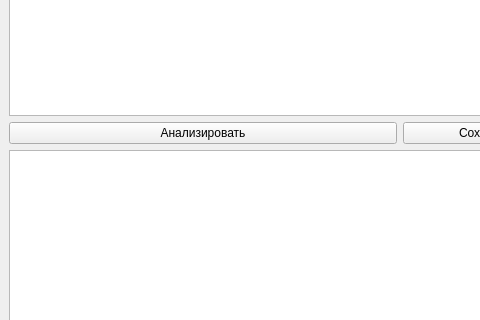
Qt form mainwindow.ui (NoTimeToPeace/FrequentlyUsedWordsInTheText) before a commit; both pictures show x 0 to 480 and y 167 to 487 of the 800 by 600 pixel window.
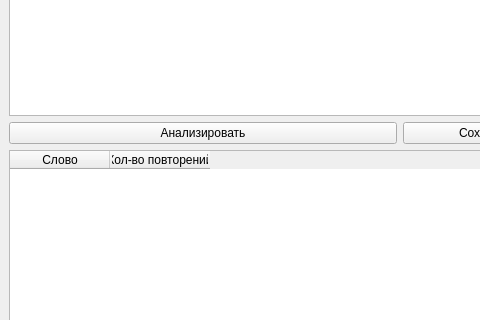
The same form after that commit.

Commit message: Update GUI Added table with word and their count

What changed in the file:
```diff
--- a/mainwindow.ui
+++ b/mainwindow.ui
@@ -37,7 +37,18 @@
      </layout>
     </item>
     <item>
-     <widget class="QTextBrowser" name="textBrowser"/>
+     <widget class="QTableWidget" name="tableWidget">
+      <column>
+       <property name="text">
+        <string>Слово</string>
+       </property>
+      </column>
+      <column>
+       <property name="text">
+        <string>Кол-во повторений</string>
+       </property>
+      </column>
+     </widget>
     </item>
    </layout>
   </widget>
```
Left out of the diff: 2 changed lines with no effect on the pictures.
